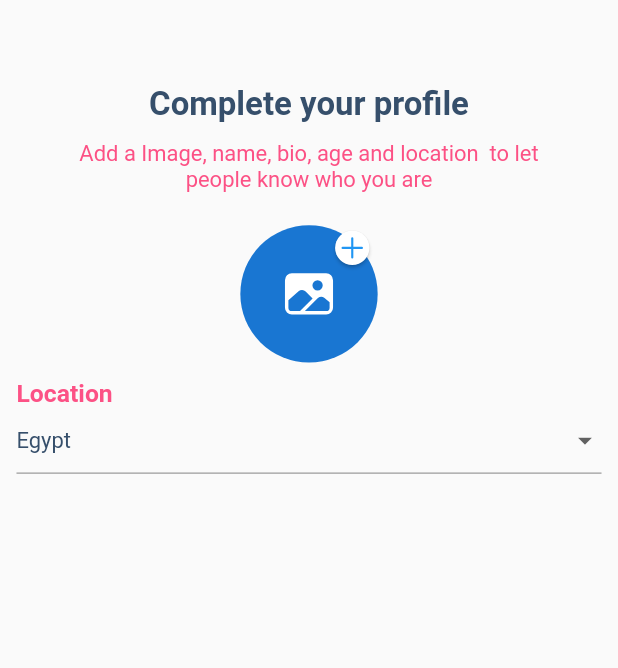
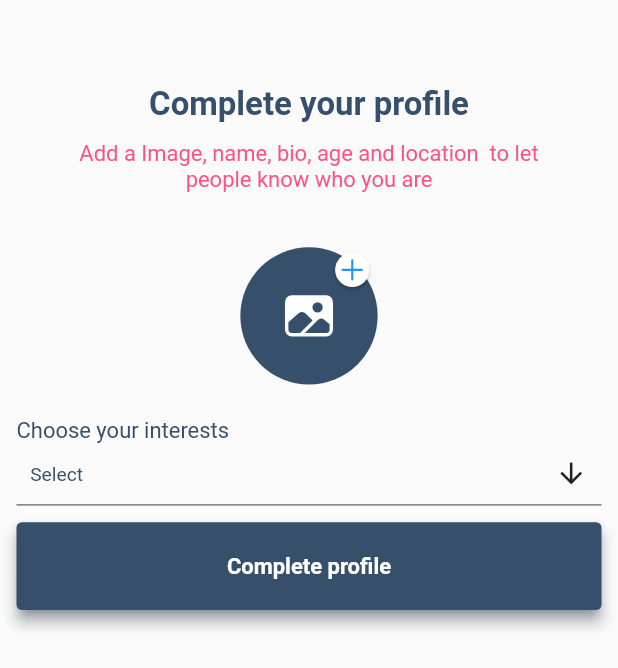
Before and after one commit to abdelrahmanelmarakby/wechive, a Flutter app: the CompleteProfile screen opened directly, on a phone screen of 412 x 824 dp. Shown: the top 668 px of the screen. Run offline on Flutter 3.47's test engine with Material 2 defaults, Android fonts, the phone set to English and light mode, and no system bars; drawn by our look-alikes of multi_select_flutter; our stand-ins replace cloud_firestore, firebase_auth, firebase_core, firebase_storage, flashy_tab_bar2, form_field_validator and 10 more; missing offline and left inert: dart:ffi; accounts and stored records are empty; network calls fail; Roboto replaces fonts that are missing (Cairo); statements that could not run were skipped; project files that could hold a hidden picture were left out.

Commit message:
alot of changes

```diff
--- a/lib/app/modules/auth/controllers/auth_controller.dart
+++ b/lib/app/modules/auth/controllers/auth_controller.dart
@@ -1,4 +1,5 @@
 import 'dart:async';
+import 'package:cloud_firestore/cloud_firestore.dart';
 import 'package:firebase_core/firebase_core.dart' as firebase_core;
 import 'package:firebase_auth/firebase_auth.dart';
 import 'package:flutter/material.dart';
@@ -16,6 +17,27 @@ class AuthController extends GetxController {
   TextEditingController userName = TextEditingController();
   TextEditingController email = TextEditingController();
   TextEditingController password = TextEditingController();
+  List selectedInterests = [""];
+  List allInterests = [
+    "Entertainment",
+    'News',
+    "Politics",
+    "Automobile ",
+    "Sports & Outdoors ",
+    "Education",
+    "Fashion",
+    "Travel",
+    "Food",
+    "Tech & Electronics",
+    "Programming",
+    "Pets",
+    "Finance and business",
+    "Space",
+    "Gaming",
+    "Beauty & Personal Care ",
+    "Apps ",
+    "Science",
+  ];
   var isLoading = false.obs;
   var verId = '';
   var authStatus = ''.obs;
@@ -23,6 +45,9 @@ class AuthController extends GetxController {
   final phone = TextEditingController();
   final otp = TextEditingController();
   var auth = FirebaseAuth.instance;
+
+  final Rxn<User> user = Rxn<User>();
+
   var onTapRecognizer;
 
   //*FIRESTORAGE OPS
@@ -113,6 +138,14 @@ class AuthController extends GetxController {
     return false;
   }
 
+  @override
+  void onInit() {
+    super.onInit();
+
+    user.bindStream(auth.authStateChanges());
+    authUserID = user.value!.uid;
+  }
+
   //***************************EMAIL***************************************/
   Future createAccountWithEmailAndPassword(
       String email, String password) async {
@@ -138,6 +171,7 @@ class AuthController extends GetxController {
           .signInWithEmailAndPassword(email: email, password: password);
 
       FirebaseAuth.instance.currentUser!.reload();
+      Get.offAll(CompleteProfile());
     } on FirebaseAuthException catch (e) {
       if (e.code == 'user-not-found') {
         print('No user found for that email.');
@@ -162,9 +196,27 @@ class AuthController extends GetxController {
     );
 
     // Once signed in, return the UserCredential
-    FirebaseAuth.instance.currentUser!.reload();
-    return await FirebaseAuth.instance.signInWithCredential(credential);
+    Get.offAll(CompleteProfile());
+    return await FirebaseAuth.instance
+        .signInWithCredential(credential)
+        .then((value) {
+      FirebaseAuth.instance.currentUser!.reload();
+      Get.offAll(CompleteProfile());
+      return value;
+    });
   }
+
+  Future<void> addUser(Map<String, dynamic> user) {
+    final CollectionReference _users =
+        FirebaseFirestore.instance.collection('users');
+    // Call the user's CollectionReference to add a new user
+    return _users
+        .doc(this.user.value!.uid.toString())
+        .set(user)
+        .then((value) => print("User Added"))
+        .catchError((error) => print("Failed to add user: $error"));
+  }
+
 /*
   Future<UserCredential> signInWithTwitter() async {
     // Create a TwitterLogin instance
--- a/lib/app/modules/auth/views/complete_profile.dart
+++ b/lib/app/modules/auth/views/complete_profile.dart
@@ -1,21 +1,27 @@
+import 'package:cloud_firestore/cloud_firestore.dart';
 import 'package:flutter/material.dart';
 import 'package:form_field_validator/form_field_validator.dart';
 import 'package:get/get.dart';
 import 'package:ionicons/ionicons.dart';
+import 'package:multi_select_flutter/multi_select_flutter.dart';
 import 'package:wechive/app/modules/auth/controllers/auth_controller.dart';
+import 'package:wechive/app/routes/app_pages.dart';
 import 'package:wechive/core/consts.dart';
+import 'package:wechive/core/shared_services/user_model.dart';
 import 'package:wechive/core/widgets/Text.dart';
 import 'package:wechive/core/widgets/TxtForm.dart';
 
 class CompleteProfile extends GetView<AuthController> {
+  // single choice value
+
   @override
   Widget build(BuildContext context) {
     return Scaffold(
       body: SafeArea(
-        child: Padding(
-          padding: const EdgeInsets.all(12.0),
-          child: SingleChildScrollView(
-            child: Center(
+        child: SingleChildScrollView(
+          child: Center(
+            child: Padding(
+              padding: const EdgeInsets.all(12.0),
               child: Column(
                 mainAxisAlignment: MainAxisAlignment.center,
                 children: [
@@ -35,17 +41,19 @@ class CompleteProfile extends GetView<AuthController> {
                       color: KPink,
                     ),
                   ),
-                  const SizedBox(height: 24.0),
+                  const SizedBox(height: 40.0),
                   Obx(
                     () => GestureDetector(
                       onTap: () => controller.pickImage(),
                       child: Stack(
                         children: [
                           CircleAvatar(
+                              backgroundColor: KBlue,
                               radius: 50,
                               child: controller.imagePicked == false
                                   ? Icon(
                                       Ionicons.image,
+                                      color: Colors.white,
                                       size: 40,
                                     )
                                   : ClipRRect(
@@ -72,40 +80,56 @@ class CompleteProfile extends GetView<AuthController> {
                       ),
                     ),
                   ),
+                  const SizedBox(height: 24.0),
+                  Container(
+                    alignment: Alignment.centerLeft,
+                    child: Txt(
+                      "Choose your interests",
+                      color: KBlue,
+                    ),
+                  ),
+                  MultiSelectDialogField(
+                    title: Txt("Please choose your interests"),
+                    confirmText: Text("Confirm"),
+                    items: controller.allInterests
+                        .map((e) => MultiSelectItem(e, e))
+                        .toList(),
+                    listType: MultiSelectListType.CHIP,
+                    chipDisplay: MultiSelectChipDisplay(
+                      chipColor: KBlue,
+                      textStyle: Theme.of(context).textTheme.headline5,
+                      icon:
+                          Icon(Ionicons.checkmark_circle, color: Colors.white),
+                    ),
+                    onConfirm: (values) {
+                      controller.selectedInterests = values;
+                    },
+                  ),
                   const SizedBox(height: 12.0),
-                  Column(
-                    crossAxisAlignment: CrossAxisAlignment.start,
-                    children: [
-                      Txt(
-                        "Location",
-                        size: 18,
-                        weight: FontWeight.bold,
-                      ),
-                      Obx(
-                        () => DropdownButtonFormField<String>(
-                          autovalidateMode: AutovalidateMode.always,
-                          itemHeight: 70,
-                          validator:
-                              RequiredValidator(errorText: "Can't be empty"),
-                          elevation: 4,
-                          disabledHint: Text("Stopped"),
-                          value: controller.userLocation.value,
-                          onChanged: (value) {
-                            controller.userLocation.value = value.toString();
-                          },
-                          items: controller.country_list.map((String value) {
-                            return DropdownMenuItem<String>(
-                              value: value,
-                              child: Txt(
-                                value,
-                                size: 16,
-                                color: KBlue,
-                              ),
-                            );
-                          }).toList(),
-                        ),
-                      ),
-                    ],
+                  TxtButton(
+                    onPressed: () async {
+                      List interests =
+                          controller.selectedInterests.map((e) => e).toList();
+                      print(interests);
+                      final Map<String, dynamic> user = FirebaseUser(
+                        uid: controller.user.value!.uid,
+                        username: controller.user.value!.displayName,
+                        age: "not yet added",
+                        location: "not yet added",
+                        phoneNumber: controller.user.value!.phoneNumber,
+                        bio: "not yet added",
+                        imageUrl: controller.user.value!.photoURL,
+                        interests: interests,
+                      ).toJson();
+                      await controller.addUser(user).then(
+                          (value) => Get.offAllNamed(Routes.BOTTOM_NAV_BAR));
+                    },
+                    label: Txt(
+                      "Complete profile",
+                      color: Colors.white,
+                      weight: FontWeight.bold,
+                    ),
+                    backgroundColor: KBlue,
                   )
                 ],
               ),
@@ -116,3 +140,28 @@ class CompleteProfile extends GetView<AuthController> {
     );
   }
 }
+
+class TxtButton extends StatelessWidget {
+  const TxtButton({
+    Key? key,
+    required this.onPressed,
+    required this.label,
+    this.backgroundColor = Colors.black,
+    this.elevation = 4.0,
+  }) : super(key: key);
+  final void Function()? onPressed;
+  final Widget label;
+  final Color backgroundColor;
+  final double elevation;
+  @override
+  Widget build(BuildContext context) {
+    return TextButton(
+        style: TextButton.styleFrom(
+            elevation: elevation,
+            shadowColor: backgroundColor,
+            backgroundColor: backgroundColor,
+            minimumSize: Size.fromHeight(64)),
+        onPressed: onPressed,
+        child: label);
+  }
+}
--- a/lib/app/modules/home/controllers/home_controller.dart
+++ b/lib/app/modules/home/controllers/home_controller.dart
@@ -1,3 +1,5 @@
 import 'package:get/get.dart';
+import 'package:wechive/data/firestore_data.dart';
 
-class HomeController extends GetxController {}
+class HomeController extends GetxController {
+}
--- a/lib/app/modules/profile/controllers/profile_controller.dart
+++ b/lib/app/modules/profile/controllers/profile_controller.dart
@@ -1,7 +1,6 @@
 import 'package:get/get.dart';
 
 class ProfileController extends GetxController {
-  //TODO: Implement ProfileController
 
   final count = 0.obs;
   @override
--- a/lib/core/app_services/theme.dart
+++ b/lib/core/app_services/theme.dart
@@ -20,7 +20,10 @@ class Themes {
           headline2: GoogleFonts.cairo(color: KBlue),
           headline3: GoogleFonts.cairo(color: KBlue),
           headline4: GoogleFonts.cairo(color: KBlue),
-          headline5: GoogleFonts.cairo(color: KBlue),
+          headline5: GoogleFonts.cairo(
+            color: Colors.white,
+            fontSize: 14,
+          ),
           headline6: GoogleFonts.cairo(color: KBlue)));
   static final dark = ThemeData.dark().copyWith(
       //scaffoldBackgroundColor: Color(0xff23f788),
--- a/lib/core/consts.dart
+++ b/lib/core/consts.dart
@@ -21,5 +21,5 @@ var login = Image.asset(
   color: KBlue,
 );
 //LOGIC
-var authUserID="";
+late final authUserID;
 //UserService? user;
--- /dev/null
+++ b/lib/core/shared_services/user_model.dart
@@ -0,0 +1,44 @@
+class FirebaseUser {
+  String? username;
+  String? age;
+  String? location;
+  String? phoneNumber;
+  String? bio;
+  String? imageUrl;
+  String? uid;
+  List<dynamic>? interests;
+
+  FirebaseUser(
+      {required this.uid,
+      required this.username,
+      required this.age,
+      required this.location,
+      required this.phoneNumber,
+      required this.bio,
+      required this.imageUrl,
+      required this.interests});
+
+  FirebaseUser.fromJson(Map<String, dynamic> json) {
+    uid = json['uid'];
+    username = json['username'];
+    age = json['age'];
+    location = json['location'];
+    phoneNumber = json['phoneNumber'];
+    bio = json['bio'];
+    imageUrl = json['imageUrl'];
+    interests = json['interests'].cast<String>();
+  }
+
+  Map<String, dynamic> toJson() {
+    final Map<String, dynamic> data =  Map<String, dynamic>();
+    data['username'] = this.username;
+    data['age'] = this.age;
+    data['location'] = this.location;
+    data['phoneNumber'] = this.phoneNumber;
+    data['bio'] = this.bio;
+    data['imageUrl'] = this.imageUrl;
+    data['interests'] = this.interests;
+    data['uid'] = this.uid;
+    return data;
+  }
+}
--- a/lib/core/widgets/Text.dart
+++ b/lib/core/widgets/Text.dart
@@ -1,8 +1,5 @@
-import 'dart:ui';
-
-import 'package:flutter/cupertino.dart';
 import 'package:flutter/material.dart';
-import 'package:get/get.dart';
+import 'package:google_fonts/google_fonts.dart';
 import 'package:wechive/core/consts.dart';
 
 class Txt extends StatelessWidget {
@@ -12,18 +9,18 @@ class Txt extends StatelessWidget {
   final double size;
   final TextAlign textAlign;
   const Txt(this.text,
-      {this.color = KPink,
+      {this.color = KBlue,
       this.weight = FontWeight.normal,
       this.size = 16,
       this.textAlign = TextAlign.center});
   @override
   Widget build(BuildContext context) {
     return Text(
-      text.tr,
+      text,
       overflow: TextOverflow.visible,
       softWrap: true,
       textAlign: textAlign,
-      style: TextStyle(
+      style: GoogleFonts.cairo(
         color: color,
         fontWeight: weight,
         fontSize: size,
--- a/lib/main.dart
+++ b/lib/main.dart
@@ -6,6 +6,8 @@ import 'package:get_storage/get_storage.dart';
 import 'package:responsive_framework/responsive_wrapper.dart';
 import 'package:wechive/app/modules/auth/views/complete_profile.dart';
 import 'package:wechive/app/modules/auth/views/login.dart';
+import 'package:wechive/app/modules/bottom_nav_bar/views/splash_screen_screen.dart';
+import 'package:wechive/app/modules/home/views/home_view.dart';
 import 'package:wechive/core/app_services/bindings.dart';
 import 'package:wechive/core/app_services/theme.dart';
 import 'package:wechive/core/consts.dart';
@@ -71,9 +73,8 @@ class _InitializerWidgetState extends State<InitializerWidget> {
       if (_user == null) {
         return Login();
       } else {
-        print(_user);
         authUserID = _user!.uid;
-        return CompleteProfile();
+        return SplashScreen1Sub();
       }
     }
   }
--- a/pubspec.yaml
+++ b/pubspec.yaml
@@ -24,6 +24,7 @@ dependencies:
   google_sign_in: ^5.1.1
   image_picker: ^0.8.4+2
   ionicons: ^0.1.2
+  multi_select_flutter: ^4.0.0
   numeric_keyboard: ^1.0.0
   path: ^1.8.0
   pin_code_fields: ^7.3.0
```
Also changed, not shown: lib/app/modules/bottom_nav_bar/controllers/bottom_nav_bar_controller.dart (+8 -1 lines), lib/app/modules/bottom_nav_bar/views/bottom_nav_bar_view.dart (+27 -9 lines), lib/app/modules/bottom_nav_bar/views/splash_screen_screen.dart (added, +152 -0 lines), lib/app/modules/home/views/home_view.dart (+20 -9 lines), lib/app/modules/profile/views/profile_view.dart (+11 -14 lines), lib/core/shared_services/rooms_model.dart (added, +48 -0 lines), lib/core/shared_services/user_service.dart (deleted, +0 -43 lines), lib/core/widgets/TxtForm.dart (+8 -5 lines), lib/data/firestore_data.dart (added, +50 -0 lines), assets/images/logo.png (added), pubspec.lock, 6 other files.
